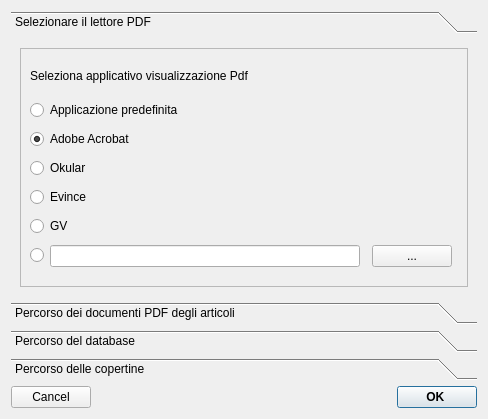
First picture: the form in lescienze500/src/configura.ui, repository simon-r/LeScienze500, before the edit.
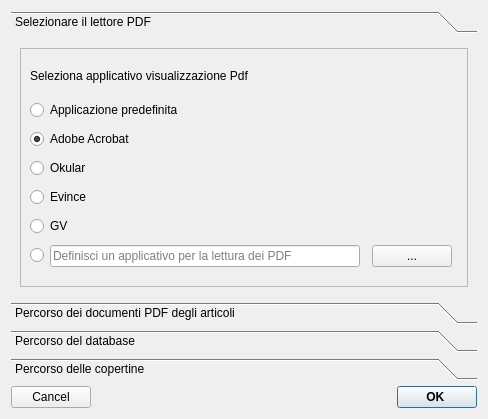
Second picture: the form after the edit. Icons and pictures are not drawn.

Commit message: dom  7 nov 2010, 18.14.45, CET

Patch:
```diff
--- a/lescienze500/src/configura.ui
+++ b/lescienze500/src/configura.ui
@@ -128,7 +128,17 @@
              </widget>
             </item>
             <item>
-             <widget class="QLineEdit" name="PdfApplPath"/>
+             <widget class="QLineEdit" name="PdfApplPath">
+              <property name="inputMask">
+               <string/>
+              </property>
+              <property name="text">
+               <string/>
+              </property>
+              <property name="placeholderText">
+               <string>Definisci un applicativo per la lettura dei PDF</string>
+              </property>
+             </widget>
             </item>
            </layout>
           </item>
```
Left out of the diff: 12 changed lines with no effect on the pictures. The commit also changes 1 other file.
